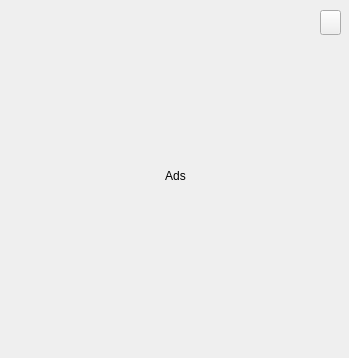
imyasin2000/pychat, file Version_2/UI/Ads/Ads.ui: the form before one commit.
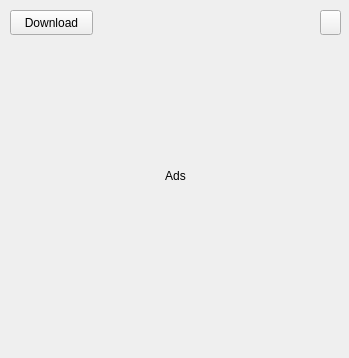
The form after the commit.

What changed in the file:
```diff
--- a/Version_2/UI/Ads/Ads.ui
+++ b/Version_2/UI/Ads/Ads.ui
@@ -63,6 +63,22 @@
      <string/>
     </property>
    </widget>
+   <widget class="QPushButton" name="pushButton">
+    <property name="geometry">
+     <rect>
+      <x>10</x>
+      <y>10</y>
+      <width>83</width>
+      <height>25</height>
+     </rect>
+    </property>
+    <property name="cursor">
+     <cursorShape>PointingHandCursor</cursorShape>
+    </property>
+    <property name="text">
+     <string>Download</string>
+    </property>
+   </widget>
   </widget>
  </widget>
  <resources/>
```
